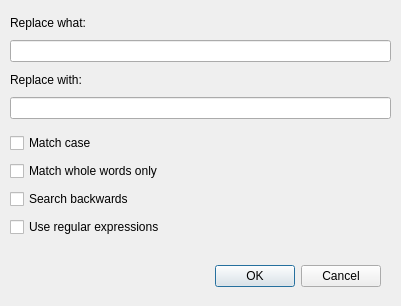
Old version of the form src/ReplaceDialog.ui in the repository Zeex/qawno.
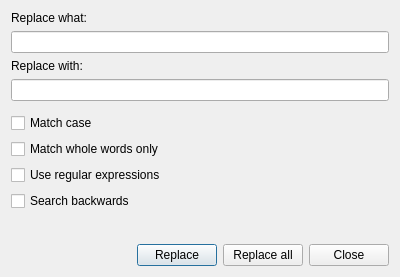
New version of the form.

Commit message: Redesign FindDialog and ReplaceDialog

```diff
--- a/src/ReplaceDialog.ui
+++ b/src/ReplaceDialog.ui
@@ -6,8 +6,8 @@
    <rect>
     <x>0</x>
     <y>0</y>
-    <width>401</width>
-    <height>306</height>
+    <width>400</width>
+    <height>277</height>
    </rect>
   </property>
   <property name="sizePolicy">
@@ -19,31 +19,6 @@
   <property name="windowTitle">
    <string>Find and replace</string>
   </property>
-  <widget class="QDialogButtonBox" name="buttonBox">
-   <property name="geometry">
-    <rect>
-     <x>40</x>
-     <y>260</y>
-     <width>341</width>
-     <height>32</height>
-    </rect>
-   </property>
-   <property name="orientation">
-    <enum>Qt::Horizontal</enum>
-   </property>
-   <property name="standardButtons">
-    <set>QDialogButtonBox::Cancel|QDialogButtonBox::Ok</set>
-   </property>
-  </widget>
-  <widget class="QWidget" name="layoutWidget">
-   <property name="geometry">
-    <rect>
-     <x>10</x>
-     <y>11</y>
-     <width>381</width>
-     <height>108</height>
-    </rect>
-   </property>
    <layout class="QVBoxLayout" name="verticalLayout">
     <item>
      <widget class="QLabel" name="replaceWhatLabel">
@@ -65,18 +40,19 @@
     <item>
      <widget class="QLineEdit" name="replaceWithEdit"/>
     </item>
-   </layout>
-  </widget>
-  <widget class="QWidget" name="layoutWidget">
-   <property name="geometry">
-    <rect>
-     <x>10</x>
-     <y>131</y>
-     <width>195</width>
-     <height>108</height>
-    </rect>
-   </property>
-   <layout class="QVBoxLayout" name="verticalLayout_2">
+   <item>
+    <spacer name="verticalSpacer">
+     <property name="orientation">
+      <enum>Qt::Vertical</enum>
+     </property>
+     <property name="sizeHint" stdset="0">
+      <size>
+       <width>20</width>
+       <height>10</height>
+      </size>
+     </property>
+    </spacer>
+   </item>
     <item>
      <widget class="QCheckBox" name="matchCase">
       <property name="text">
@@ -91,6 +67,19 @@
       </property>
      </widget>
     </item>
+   <item>
+    <widget class="QCheckBox" name="useRegExp">
+     <property name="sizePolicy">
+      <sizepolicy hsizetype="Fixed" vsizetype="Fixed">
+       <horstretch>0</horstretch>
+       <verstretch>0</verstretch>
+      </sizepolicy>
+     </property>
+     <property name="text">
+      <string>Use regular expressions</string>
+     </property>
+    </widget>
+   </item>
     <item>
      <widget class="QCheckBox" name="searchBackwards">
       <property name="text">
@@ -99,20 +88,57 @@
      </widget>
     </item>
     <item>
-     <widget class="QCheckBox" name="useRegexp">
-      <property name="sizePolicy">
-       <sizepolicy hsizetype="Fixed" vsizetype="Fixed">
-        <horstretch>0</horstretch>
-        <verstretch>0</verstretch>
-       </sizepolicy>
-      </property>
+    <spacer name="verticalSpacer_2">
+     <property name="orientation">
+      <enum>Qt::Vertical</enum>
+     </property>
+     <property name="sizeHint" stdset="0">
+      <size>
+       <width>20</width>
+       <height>30</height>
+      </size>
+     </property>
+    </spacer>
+   </item>
+   <item>
+    <layout class="QHBoxLayout" name="horizontalLayout">
+     <item>
+      <spacer name="horizontalSpacer">
+       <property name="orientation">
+        <enum>Qt::Horizontal</enum>
+       </property>
+       <property name="sizeHint" stdset="0">
+        <size>
+         <width>40</width>
+         <height>20</height>
+        </size>
+       </property>
+      </spacer>
+     </item>
+     <item>
+      <widget class="QPushButton" name="replaceButton">
       <property name="text">
-       <string>Use regular expressions</string>
+        <string>Replace</string>
       </property>
      </widget>
     </item>
-   </layout>
-  </widget>
+     <item>
+      <widget class="QPushButton" name="replaceAllButton">
+       <property name="text">
+        <string>Replace all</string>
+       </property>
+      </widget>
+     </item>
+     <item>
+      <widget class="QPushButton" name="closeButton">
+       <property name="text">
+        <string>Close</string>
+       </property>
+      </widget>
+     </item>
+    </layout>
+   </item>
+  </layout>
  </widget>
  <resources/>
  <connections>
```
Left out of the diff: 26 changed lines with no effect on the pictures. Lines whose indentation alone changed are shown as unchanged. The commit also changes 7 other files.
